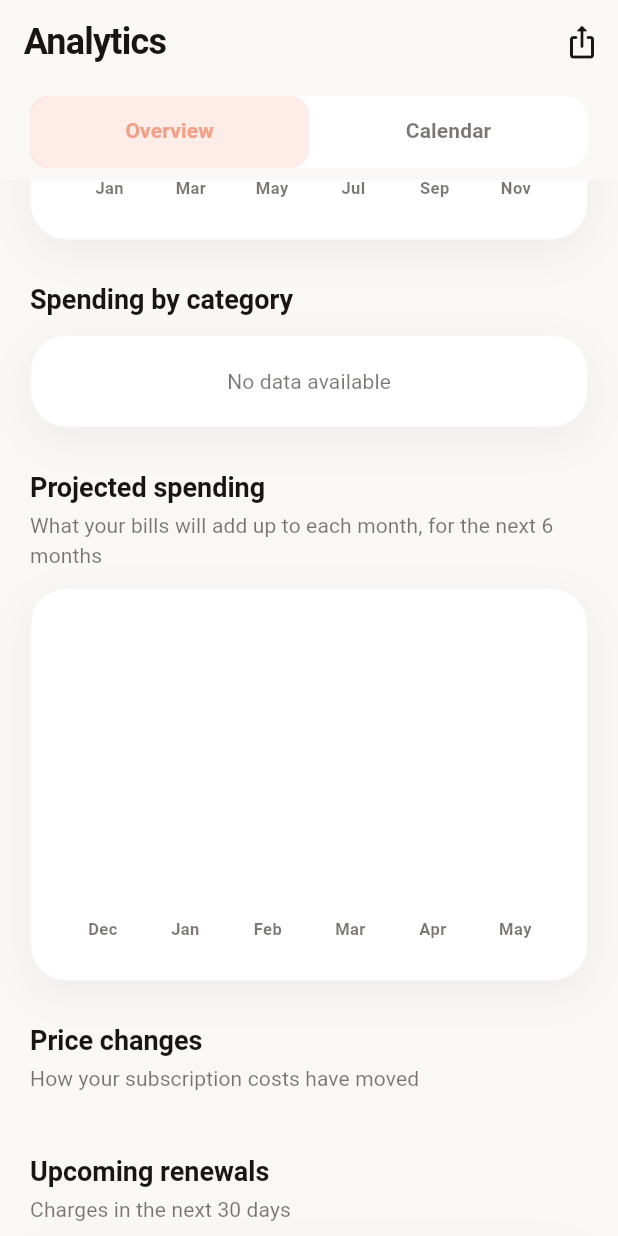
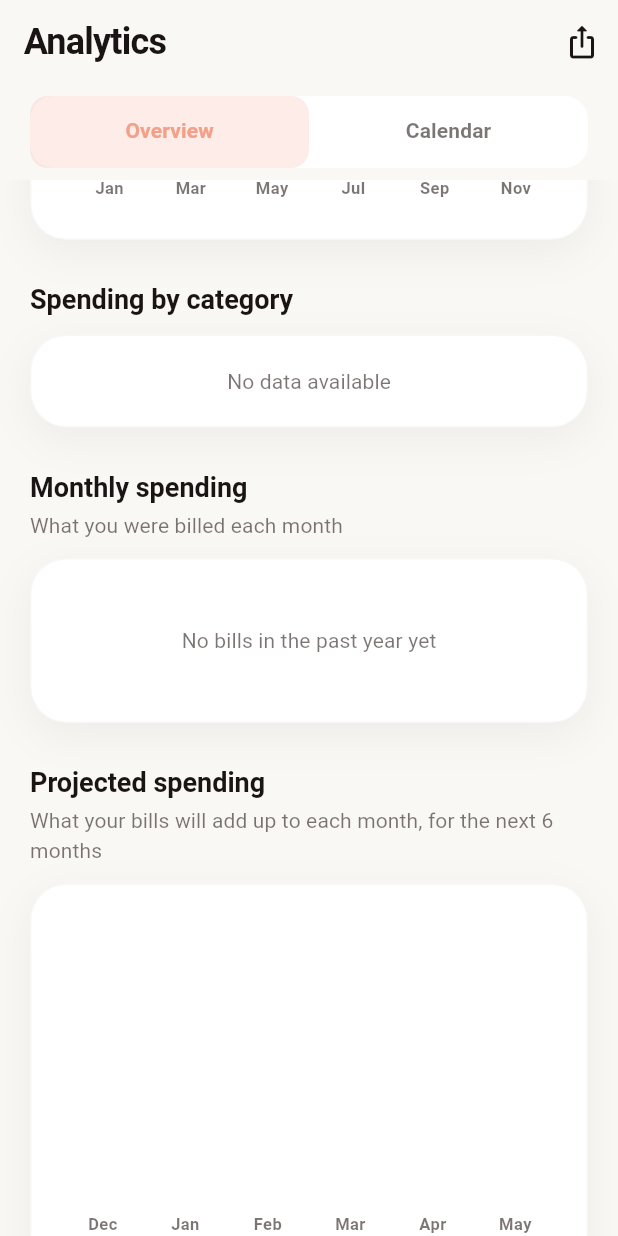
Before and after one commit to shelkesumedh2001/recurly, a Flutter app: the AnalyticsScreen screen opened directly, scrolled down 576 dp, on a phone screen of 412 x 824 dp. Run offline on Flutter 3.47's test engine with Material 3 defaults, Android fonts, the phone set to English and light mode, and no system bars; drawn by our look-alikes of fl_chart; our stand-ins replace clock, cloud_firestore, csv, file_picker, firebase_auth, firebase_core and 13 more; missing offline and left inert: flutter_displaymode, home_widget; accounts and stored records are empty; generated files the repository leaves out were written again; network calls fail.

Commit message:
Add monthly spending history chart
Shows what was actually billed each month over the past 12 months.
Bills are rebuilt from each subscription's billing chain, so yearly
renewals spike in their month and weekly subs bill 4 or 5 times, and
each bill is priced at what it cost that day using the price history.

'All' stacks the months by category with a legend; a category chip
filters the bars to that category. The current month counts bills still
due, and the tooltip says so.

```diff
--- a/lib/providers/analytics_providers.dart
+++ b/lib/providers/analytics_providers.dart
@@ -6,6 +6,7 @@ import '../models/subscription.dart';
 import '../services/currency_service.dart';
 import '../utils/billing_cycle.dart';
 import '../utils/money.dart';
+import '../utils/spend_history.dart';
 import 'auth_providers.dart';
 import 'currency_providers.dart';
 import 'household_providers.dart';
@@ -237,6 +238,31 @@ final spendingTrendProvider = Provider<List<MonthlySpendingData>>((ref) {
 
       return trendData;
     },
+    loading: () => [],
+    error: (_, __) => [],
+  );
+});
+
+/// Actual bills per month for the past 12 months (incl. this month), split
+/// by category and converted to the display currency. Active subs only —
+/// archived subs have no recorded end date to stop their history at.
+final spendHistoryProvider = Provider<List<MonthSpend>>((ref) {
+  final subscriptionsAsync = ref.watch(subscriptionProvider);
+  final displayCurrency = ref.watch(displayCurrencyProvider);
+  final rates = ref.watch(exchangeRatesProvider).value;
+  final currencyService = ref.watch(currencyServiceProvider);
+
+  return subscriptionsAsync.when(
+    data: (subscriptions) => computeSpendHistory(
+      subscriptions: subscriptions,
+      now: clock.now(),
+      convert: (amount, from) => currencyService.convert(
+        amount: amount,
+        from: from,
+        to: displayCurrency,
+        rates: rates,
+      ),
+    ),
     loading: () => [],
     error: (_, __) => [],
   );
--- a/lib/screens/analytics_screen.dart
+++ b/lib/screens/analytics_screen.dart
@@ -14,6 +14,7 @@ import '../widgets/analytics/monthly_comparison_chip.dart';
 import '../widgets/analytics/price_changes_section.dart';
 import '../widgets/analytics/renewal_calendar.dart';
 import '../widgets/analytics/renewal_forecast_timeline.dart';
+import '../widgets/analytics/spend_history_chart.dart';
 import '../widgets/analytics/spending_trend_chart.dart';
 import '../widgets/analytics/split_savings_card.dart';
 import '../widgets/analytics/subscription_count_chart.dart';
@@ -176,6 +177,15 @@ class _AnalyticsScreenState extends ConsumerState<AnalyticsScreen>
           // Category Chart (pie)
           const _SectionTitle('Spending by category'),
           const _ChartCard(child: CategoryPieChart()),
+
+          const SizedBox(height: 28),
+
+          // Spend History Chart (stacked bar, filterable)
+          const _SectionTitle(
+            'Monthly spending',
+            subtitle: 'What you were billed each month',
+          ),
+          const _ChartCard(child: SpendHistoryChart()),
 
           const SizedBox(height: 28),
 
--- /dev/null
+++ b/lib/utils/spend_history.dart
@@ -0,0 +1,98 @@
+import '../models/enums.dart';
+import '../models/subscription.dart';
+import 'money.dart';
+
+/// Converts [amount] in [from] currency to the display currency.
+typedef ConvertToDisplay = double Function(double amount, String from);
+
+/// What was billed in one calendar month, split by category.
+class MonthSpend {
+  MonthSpend({
+    required this.month,
+    required this.year,
+    required this.byCategory,
+    required this.isCurrentMonth,
+  });
+
+  final int month; // 1-12
+  final int year;
+
+  /// Display-currency amount per category; categories with no bills are
+  /// absent, never zero-valued.
+  final Map<SubscriptionCategory, double> byCategory;
+
+  /// The current month counts bills still due later this month too, so the
+  /// bar reads as "this month's bill", not a half-finished month.
+  final bool isCurrentMonth;
+
+  double get total => roundMoney(byCategory.values.fold(0, (a, b) => a + b));
+
+  /// Spend for one [category], or the total when [category] is null.
+  double amountFor(SubscriptionCategory? category) =>
+      category == null ? total : (byCategory[category] ?? 0);
+}
+
+/// The price (and its currency) [sub] charged on [date], reconstructed from
+/// its price history.
+///
+/// `priceHistory` is chronological; each entry records the price that was in
+/// force *before* the change on `date`. So the first entry dated after
+/// [date] holds the price at [date]; if none, the current price applies.
+({double price, String currency}) priceOn(Subscription sub, DateTime date) {
+  if (sub.isFreeTrial) {
+    // Trial chains bill only from trial end, at the post-trial price.
+    return (price: sub.chargePerRenewal, currency: sub.currency);
+  }
+  for (final entry in sub.priceHistory ?? const <Map<String, dynamic>>[]) {
+    final changedAt = DateTime.tryParse(entry['date'] as String? ?? '');
+    final oldPrice = entry['price'];
+    if (changedAt == null || oldPrice is! num) continue;
+    if (date.isBefore(changedAt)) {
+      return (
+        price: oldPrice.toDouble(),
+        currency: entry['currency'] as String? ?? sub.currency,
+      );
+    }
+  }
+  return (price: sub.price, currency: sub.currency);
+}
+
+/// Actual bills per calendar month for the [months] months ending with the
+/// month containing [now], oldest first.
+///
+/// Walks each subscription's real billing chain (so yearly subs spike in
+/// their renewal month, weekly subs bill 4 or 5 times) and prices each bill
+/// at what it cost on that day. Bills before a subscription's first bill
+/// date don't exist, so history starts where the user's data does.
+List<MonthSpend> computeSpendHistory({
+  required List<Subscription> subscriptions,
+  required DateTime now,
+  required ConvertToDisplay convert,
+  int months = 12,
+}) {
+  final result = <MonthSpend>[];
+  for (var i = months - 1; i >= 0; i--) {
+    final start = DateTime(now.year, now.month - i, 1);
+    final end = DateTime(start.year, start.month + 1, 0);
+    final byCategory = <SubscriptionCategory, double>{};
+
+    for (final sub in subscriptions) {
+      for (final billDate in sub.renewalsInRange(start, end)) {
+        final charge = priceOn(sub, billDate);
+        if (charge.price <= 0) continue;
+        byCategory[sub.category] =
+            (byCategory[sub.category] ?? 0) + convert(charge.price, charge.currency);
+      }
+    }
+
+    result.add(
+      MonthSpend(
+        month: start.month,
+        year: start.year,
+        byCategory: byCategory.map((k, v) => MapEntry(k, roundMoney(v))),
+        isCurrentMonth: i == 0,
+      ),
+    );
+  }
+  return result;
+}
--- /dev/null
+++ b/lib/widgets/analytics/spend_history_chart.dart
@@ -0,0 +1,408 @@
+import 'package:fl_chart/fl_chart.dart';
+import 'package:flutter/material.dart';
+import 'package:flutter_riverpod/flutter_riverpod.dart';
+import 'package:intl/intl.dart';
+
+import '../../models/enums.dart';
+import '../../providers/analytics_providers.dart';
+import '../../providers/currency_providers.dart';
+import '../../theme/app_tokens.dart';
+import '../../utils/spend_history.dart';
+import '../../utils/stagger.dart';
+
+/// What you were actually billed each month over the past year.
+///
+/// "All" stacks the months by category; picking a category filters the bars
+/// to just that category. Colours follow the category (same as the donut),
+/// so filtering never repaints anything.
+class SpendHistoryChart extends ConsumerStatefulWidget {
+  const SpendHistoryChart({super.key});
+
+  @override
+  ConsumerState<SpendHistoryChart> createState() => _SpendHistoryChartState();
+}
+
+class _SpendHistoryChartState extends ConsumerState<SpendHistoryChart>
+    with SingleTickerProviderStateMixin {
+  late final AnimationController _controller = AnimationController(
+    duration: const Duration(milliseconds: 1100),
+    vsync: this,
+  );
+
+  /// Null = all categories (stacked).
+  SubscriptionCategory? _filter;
+
+  @override
+  void initState() {
+    super.initState();
+    WidgetsBinding.instance.addPostFrameCallback((_) {
+      if (!mounted) return;
+      if (MediaQuery.of(context).disableAnimations) {
+        _controller.value = 1;
+      } else {
+        _controller.forward();
+      }
+    });
+  }
+
+  @override
+  void dispose() {
+    _controller.dispose();
+    super.dispose();
+  }
+
+  @override
+  Widget build(BuildContext context) {
+    final theme = Theme.of(context);
+    final tokens = AppTokens.of(context);
+    final history = ref.watch(spendHistoryProvider);
+    final currencyService = ref.watch(currencyServiceProvider);
+    final displayCurrency = ref.watch(displayCurrencyProvider);
+    String money(double v) => currencyService.formatAmount(v, displayCurrency);
+
+    // Categories that billed anything in the window, in fixed enum order.
+    final present = SubscriptionCategory.values
+        .where((c) => history.any((m) => (m.byCategory[c] ?? 0) > 0))
+        .toList();
+
+    if (history.isEmpty || present.isEmpty) {
+      return Padding(
+        padding: const EdgeInsets.symmetric(vertical: 24),
+        child: Center(
+          child: Text(
+            'No bills in the past year yet',
+            style: theme.textTheme.bodyMedium?.copyWith(
+              color: theme.colorScheme.onSurface.withValues(alpha: 0.6),
+            ),
+          ),
+        ),
+      );
+    }
+
+    // A filtered category can vanish (e.g. its only sub was deleted).
+    final filter = present.contains(_filter) ? _filter : null;
+    final stacked = filter == null && present.length > 1;
+
+    final amounts = [for (final m in history) m.amountFor(filter)];
+    final windowTotal = amounts.fold<double>(0, (a, b) => a + b);
+    final firstActive = amounts.indexWhere((a) => a > 0);
+    final activeMonths = firstActive < 0 ? 1 : amounts.length - firstActive;
+    final average = windowTotal / activeMonths;
+    final maxAmount = amounts.fold<double>(0, (a, b) => a > b ? a : b);
+    final maxY = maxAmount > 0 ? maxAmount * 1.2 : 1.0;
+
+    final surface = theme.colorScheme.surfaceContainer;
+    final muted = theme.colorScheme.onSurface.withValues(alpha: 0.6);
+
+    return Column(
+      crossAxisAlignment: CrossAxisAlignment.start,
+      children: [
+        // Filters: one row, above the chart.
+        SingleChildScrollView(
+          scrollDirection: Axis.horizontal,
+          child: Row(
+            children: [
+              _FilterChip(
+                label: 'All',
+                selected: filter == null,
+                onTap: () => setState(() => _filter = null),
+              ),
+              for (final c in present)
+                _FilterChip(
+                  label: c.displayName,
+                  dotColor: tokens.chartColor(c.index),
+                  selected: filter == c,
+                  onTap: () => setState(() => _filter = c),
+                ),
+            ],
+          ),
+        ),
+        const SizedBox(height: 16),
+
+        // Headline numbers for the current filter.
+        Text(
+          money(windowTotal),
+          style: theme.textTheme.headlineSmall?.copyWith(
+            fontWeight: FontWeight.w700,
+            fontFeatures: kTabularFigures,
+          ),
+        ),
+        const SizedBox(height: 2),
+        Text(
+          'Past 12 months · ${money(average)} a month on average',
+          style: theme.textTheme.bodySmall?.copyWith(color: muted),
+        ),
+        const SizedBox(height: 20),
+
+        AnimatedBuilder(
+          animation: _controller,
+          builder: (context, _) => AspectRatio(
+            aspectRatio: 1.6,
+            child: BarChart(
+              BarChartData(
+                alignment: BarChartAlignment.spaceAround,
+                maxY: maxY,
+                barTouchData: BarTouchData(
+                  touchTooltipData: BarTouchTooltipData(
+                    fitInsideHorizontally: true,
+                    fitInsideVertically: true,
+                    tooltipBorderRadius: BorderRadius.circular(10),
+                    tooltipPadding: const EdgeInsets.symmetric(
+                      horizontal: 12,
+                      vertical: 8,
+                    ),
+                    // Opaque, and wide enough for "Category  £0.00" lines.
+                    maxContentWidth: 220,
+                    getTooltipColor: (_) => theme
+                        .colorScheme.surfaceContainerHighest
+                        .withValues(alpha: 1),
+                    tooltipBorder: BorderSide(
+                      color: theme.colorScheme.outline.withValues(alpha: 0.2),
+                    ),
+                    getTooltipItem: (group, groupIndex, rod, rodIndex) =>
+                        _tooltip(
+                      theme,
+                      history[groupIndex],
+                      filter,
+                      stacked,
+                      money,
+                    ),
+                  ),
+                ),
+                titlesData: FlTitlesData(
+                  bottomTitles: AxisTitles(
+                    sideTitles: SideTitles(
+                      showTitles: true,
+                      reservedSize: 28,
+                      getTitlesWidget: (value, meta) {
+                        final i = value.toInt();
+                        // Label every other month, always including this one.
+                        if (i < 0 ||
+                            i >= history.length ||
+                            (history.length - 1 - i).isOdd) {
+                          return const SizedBox.shrink();
+                        }
+                        final m = history[i];
+                        return SideTitleWidget(
+                          meta: meta,
+                          space: 8,
+                          child: Text(
+                            DateFormat('MMM').format(DateTime(m.year, m.month)),
+                            style: theme.textTheme.labelSmall?.copyWith(
+                              fontWeight: FontWeight.w600,
+                              color: muted,
+                            ),
+                          ),
+                        );
+                      },
+                    ),
+                  ),
+                  leftTitles: const AxisTitles(),
+                  topTitles: const AxisTitles(),
+                  rightTitles: const AxisTitles(),
+                ),
+                gridData: FlGridData(
+                  drawVerticalLine: false,
+                  horizontalInterval: maxY / 4,
+                  getDrawingHorizontalLine: (_) => FlLine(
+                    color: theme.colorScheme.outline.withValues(alpha: 0.1),
+                    strokeWidth: 1,
+                  ),
+                ),
+                borderData: FlBorderData(show: false),
+                barGroups: [
+                  for (var i = 0; i < history.length; i++)
+                    _group(
+                      i,
+                      history[i],
+                      filter,
+                      stacked,
+                      present,
+                      staggeredProgress(
+                        _controller.value,
+                        i,
+                        history.length,
+                        stagger: 0.04,
+                      ),
+                      tokens,
+                      surface,
+                    ),
+                ],
+              ),
+            ),
+          ),
+        ),
+
+        // Legend: always present when more than one series is stacked.
+        if (stacked) ...[
+          const SizedBox(height: 12),
+          Wrap(
+            spacing: 14,
+            runSpacing: 6,
+            children: [
+              for (final c in present)
+                Row(
+                  mainAxisSize: MainAxisSize.min,
+                  children: [
+                    Container(
+                      width: 10,
+                      height: 10,
+                      decoration: BoxDecoration(
+                        color: tokens.chartColor(c.index),
+                        borderRadius: BorderRadius.circular(3),
+                      ),
+                    ),
+                    const SizedBox(width: 6),
+                    Text(
+                      c.displayName,
+                      style: theme.textTheme.labelSmall?.copyWith(color: muted),
+                    ),
+                  ],
+                ),
+            ],
+          ),
+        ],
+      ],
+    );
+  }
+
+  BarChartGroupData _group(
+    int x,
+    MonthSpend month,
+    SubscriptionCategory? filter,
+    bool stacked,
+    List<SubscriptionCategory> present,
+    double grow,
+    AppTokens tokens,
+    Color surface,
+  ) {
+    const radius = BorderRadius.vertical(top: Radius.circular(4));
+    final total = month.amountFor(filter);
+
+    if (!stacked) {
+      final color = tokens.chartColor((filter ?? present.single).index);
+      return BarChartGroupData(
+        x: x,
+        barRods: [
+          BarChartRodData(
+            toY: total * grow,
+            color: color,
+            width: 14,
+            borderRadius: radius,
+          ),
+        ],
+      );
+    }
+
+    // Stack bottom-up in fixed category order; a thin surface-coloured
+    // border separates the segments.
+    final items = <BarChartRodStackItem>[];
+    var from = 0.0;
+    for (final c in present) {
+      final v = (month.byCategory[c] ?? 0) * grow;
+      if (v <= 0) continue;
+      items.add(
+        BarChartRodStackItem(
+          from,
+          from + v,
+          tokens.chartColor(c.index),
+          BorderSide(color: surface),
+        ),
+      );
+      from += v;
+    }
+    return BarChartGroupData(
+      x: x,
+      barRods: [
+        BarChartRodData(
+          toY: from,
+          color: Colors.transparent,
+          rodStackItems: items,
+          width: 14,
+          borderRadius: radius,
+        ),
+      ],
+    );
+  }
+
+  BarTooltipItem _tooltip(
+    ThemeData theme,
+    MonthSpend month,
+    SubscriptionCategory? filter,
+    bool stacked,
+    String Function(double) money,
+  ) {
+    final label = DateFormat('MMMM yyyy').format(DateTime(month.year, month.month));
+    final head = month.isCurrentMonth ? '$label (incl. bills still due)\n' : '$label\n';
+    final headStyle = theme.textTheme.labelMedium!.copyWith(
+      color: theme.colorScheme.onSurface.withValues(alpha: 0.6),
+      fontWeight: FontWeight.w600,
+    );
+    final valueStyle = theme.textTheme.titleSmall!.copyWith(
+      color: theme.colorScheme.onSurface,
+      fontWeight: FontWeight.w700,
+      fontFeatures: kTabularFigures,
+    );
+    final lineStyle = theme.textTheme.labelSmall!.copyWith(
+      color: theme.colorScheme.onSurface.withValues(alpha: 0.75),
+      fontFeatures: kTabularFigures,
+    );
+
+    final breakdown = stacked
+        ? (month.byCategory.entries.toList()
+              ..sort((a, b) => b.value.compareTo(a.value)))
+        : const <MapEntry<SubscriptionCategory, double>>[];
+
+    return BarTooltipItem(
+      head,
+      headStyle,
+      textAlign: TextAlign.left,
+      children: [
+        TextSpan(text: money(month.amountFor(filter)), style: valueStyle),
+        for (final e in breakdown)
+          TextSpan(
+            text: '\n${e.key.displayName}  ${money(e.value)}',
+            style: lineStyle,
+          ),
+      ],
+    );
+  }
+}
+
+class _FilterChip extends StatelessWidget {
+  const _FilterChip({
+    required this.label,
+    required this.selected,
+    required this.onTap,
+    this.dotColor,
+  });
+
+  final String label;
+  final bool selected;
+  final VoidCallback onTap;
+  final Color? dotColor;
+
+  @override
+  Widget build(BuildContext context) {
+    return Padding(
+      padding: const EdgeInsets.only(right: 8),
+      child: ChoiceChip(
+        label: Text(label),
+        selected: selected,
+        onSelected: (_) => onTap(),
+        showCheckmark: false,
+        visualDensity: VisualDensity.compact,
+        avatar: dotColor == null
+            ? null
+            : Container(
+                width: 10,
+                height: 10,
+                decoration: BoxDecoration(
+                  color: dotColor,
+                  borderRadius: BorderRadius.circular(3),
+                ),
+              ),
+      ),
+    );
+  }
+}
```
Also changed, not shown: 1 other file.
